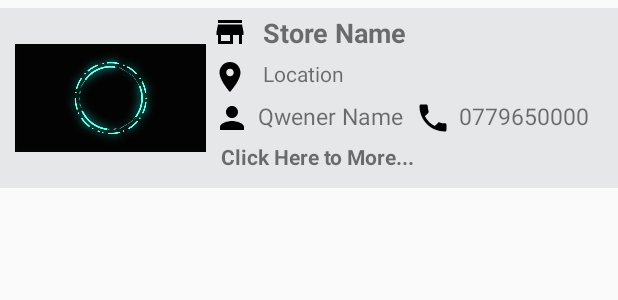
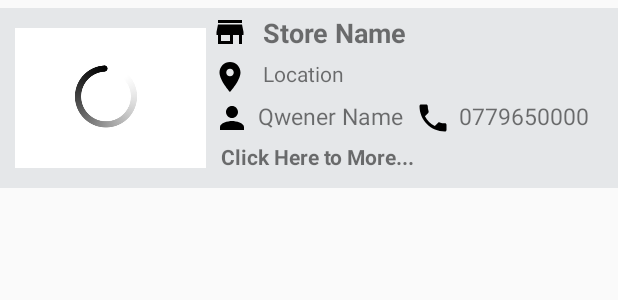
Before and after one commit to NiwanthaR/My_Mechanic_App, an Android app: the layout single_seller_ui.xml on its own in the app's theme, with its tools: preview values and no code run, on a phone screen of 412 x 824 dp. Shown: the top 300 px of the screen. Run offline under Robolectric (Android 15) with nearby library versions, the phone set to English and light mode, and no system bars.

Commit message:
Few Modification

```diff
--- a/app/src/main/res/layout/activity_show_all_type_of_feedback.xml
+++ b/app/src/main/res/layout/activity_show_all_type_of_feedback.xml
@@ -98,6 +98,7 @@
         android:layout_alignParentEnd="true"
         android:layout_alignParentBottom="true"
         android:backgroundTint="@color/colorPrimary"
+        android:src="@drawable/ic_add"
         android:layout_margin="30dp"/>
 
     <androidx.recyclerview.widget.RecyclerView
--- a/app/src/main/res/layout/single_seller_ui.xml
+++ b/app/src/main/res/layout/single_seller_ui.xml
@@ -21,7 +21,7 @@
                 android:id="@+id/seller_ui_image"
                 android:layout_width="match_parent"
                 android:layout_height="match_parent"
-                android:src="@drawable/loarding"
+                android:src="@drawable/loarding001"
                 android:paddingLeft="10dp"
                 android:paddingTop="5dp"
                 android:paddingBottom="5dp"/>
```
Also changed, not shown: app/src/main/res/drawable/loarding001.png (added).
